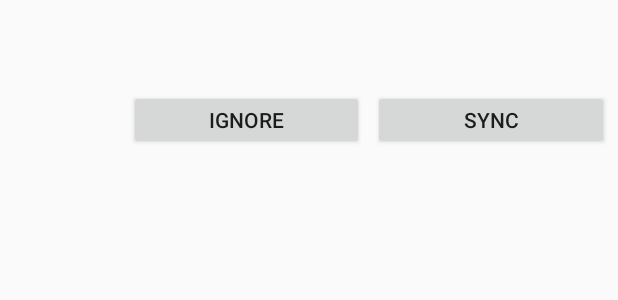
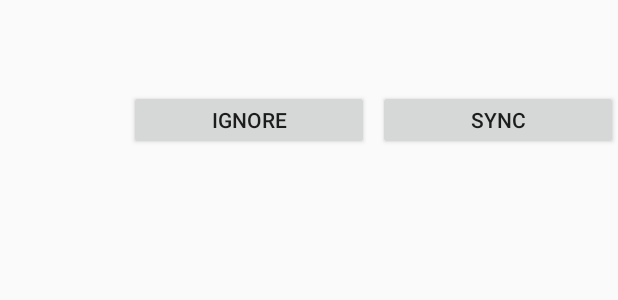
Before and after one commit to dankito/Sync, an Android app: the layout list_item_unknown_discovered_devices.xml on its own in the app's theme, with its tools: preview values and no code run, on a phone screen of 412 x 824 dp. Shown: the top 300 px of the screen. Run offline under Robolectric (Android 15) with nearby library versions, the phone set to English and light mode, and no system bars.

Commit message:
Removed right margin (there is already enough margin through Activity's margin

```diff
--- a/SyncAndroidApp/src/main/res/layout/list_item_known_synchronized_discovered_devices.xml
+++ b/SyncAndroidApp/src/main/res/layout/list_item_known_synchronized_discovered_devices.xml
@@ -64,7 +64,6 @@
             android:layout_width="0dp"
             android:layout_height="match_parent"
             android:layout_weight="1"
-            android:layout_marginRight="@dimen/list_item_known_synchronized_discovered_device_buttons_right_margin"
             android:textSize="@dimen/list_item_known_synchronized_discovered_device_buttons_text_size"
             android:text="@string/show_synchronization_log"
             android:enabled="false"
--- a/SyncAndroidApp/src/main/res/layout/list_item_unknown_discovered_devices.xml
+++ b/SyncAndroidApp/src/main/res/layout/list_item_unknown_discovered_devices.xml
@@ -64,7 +64,6 @@
             android:layout_width="0dp"
             android:layout_height="match_parent"
             android:layout_weight="1"
-            android:layout_marginRight="@dimen/list_item_unknown_discovered_device_buttons_right_margin"
             android:textSize="@dimen/list_item_unknown_discovered_device_buttons_text_size"
             android:text="@string/synchronize_with_device"
         />
```
